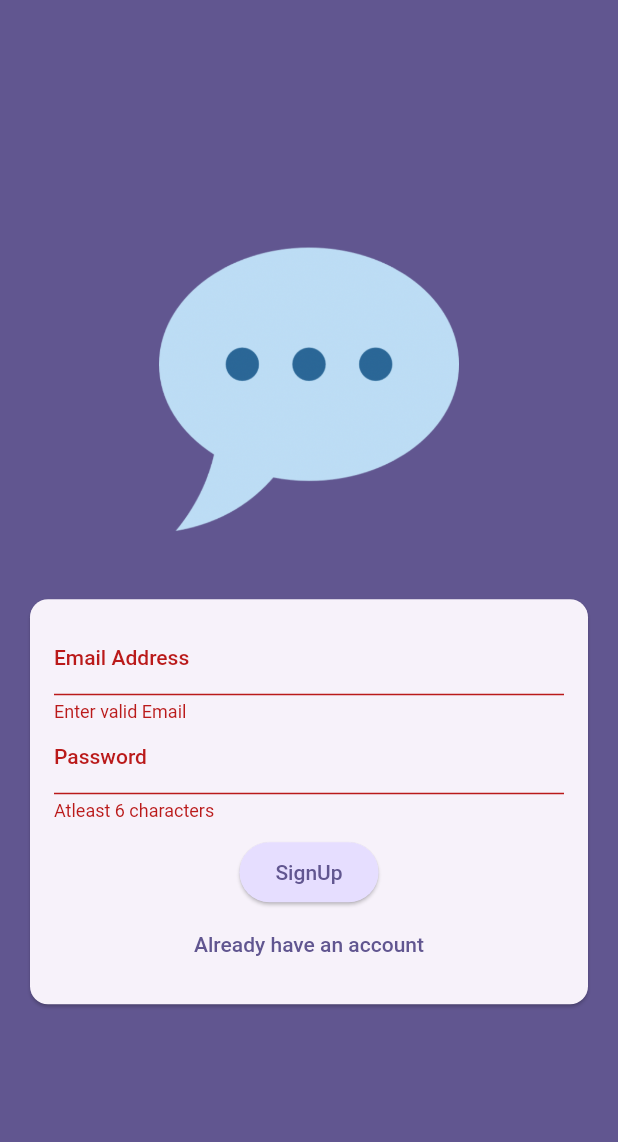
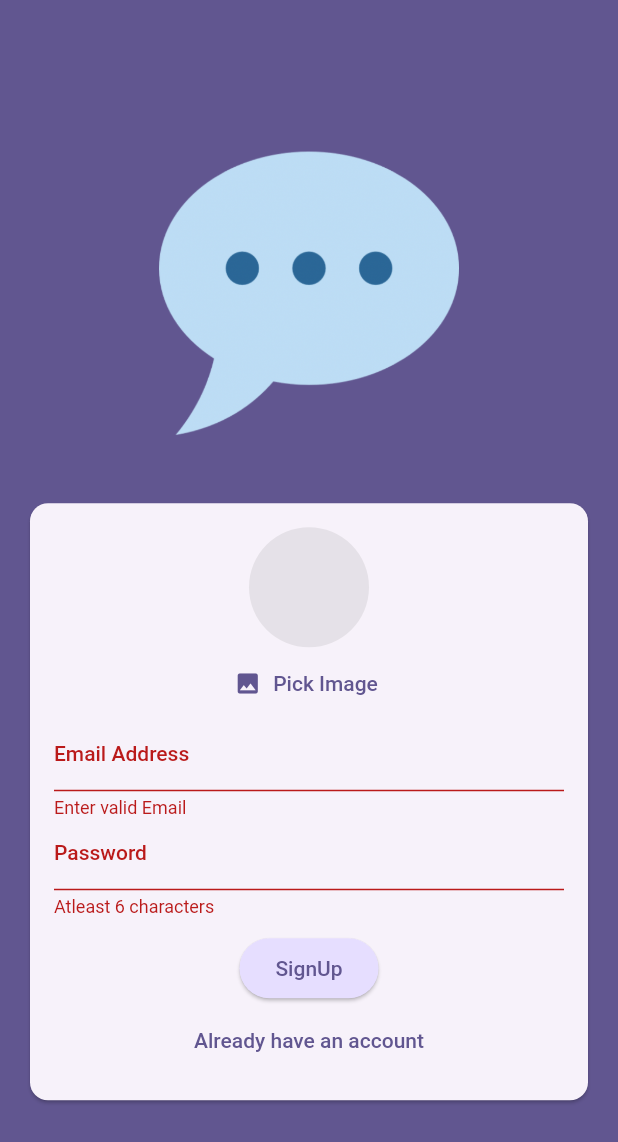
Before and after one commit to manas-yu/chatApp, a Flutter app: the screen it shows after launch, after a tap on "Login", after a tap on "Create new account", on a phone screen of 412 x 824 dp. Shown: the top 1142 px of the screen. Run offline on Flutter 3.47's test engine with Material 2 defaults, Android fonts, the phone set to English and light mode, and no system bars; our stand-ins replace firebase_auth, firebase_core, firebase_storage, image_picker; accounts and stored records are empty.

Commit message:
image upload

```diff
--- a/lib/screens/auth.dart
+++ b/lib/screens/auth.dart
@@ -1,5 +1,9 @@
 // ignore_for_file: avoid_print
+import 'dart:io';
+
+import 'package:chat/widgets/user_image_picker.dart';
 import 'package:firebase_auth/firebase_auth.dart';
+import 'package:firebase_storage/firebase_storage.dart';
 import 'package:flutter/material.dart';
 
 final _firebase = FirebaseAuth.instance;
@@ -16,9 +20,10 @@ class _AuthScreenState extends State<AuthScreen> {
   final _form = GlobalKey<FormState>();
   var _emailAddress = '';
   var _password = '';
+  File? selectedImage;
   void _saveForm() async {
     var isValid = _form.currentState!.validate();
-    if (!isValid) {
+    if (!isValid || (selectedImage == null && !_isLogin)) {
       return;
     }
 
@@ -32,6 +37,13 @@ class _AuthScreenState extends State<AuthScreen> {
         final userCredentials = await _firebase.createUserWithEmailAndPassword(
             email: _emailAddress, password: _password);
         print(userCredentials);
+        final storageRef = FirebaseStorage.instance
+            .ref()
+            .child('user_images')
+            .child('${userCredentials.user!.uid}.jpg');
+        await storageRef.putFile(selectedImage!);
+        final imageUrl = await storageRef.getDownloadURL();
+        print(imageUrl);
       }
     } on FirebaseAuthException catch (error) {
       if (error.code == 'email-already-in-use') {
@@ -76,6 +88,12 @@ class _AuthScreenState extends State<AuthScreen> {
                         mainAxisAlignment: MainAxisAlignment.center,
                         mainAxisSize: MainAxisSize.min,
                         children: [
+                          if (!_isLogin)
+                            UserImagePicker(
+                              onPickedImage: (pickedImage) {
+                                selectedImage = pickedImage;
+                              },
+                            ),
                           TextFormField(
                             decoration: const InputDecoration(
                               label: Text('Email Address'),
--- /dev/null
+++ b/lib/widgets/user_image_picker.dart
@@ -0,0 +1,48 @@
+import 'dart:io';
+
+import 'package:flutter/material.dart';
+
+import 'package:image_picker/image_picker.dart';
+
+class UserImagePicker extends StatefulWidget {
+  const UserImagePicker({super.key, required this.onPickedImage});
+  final void Function(File selectedImage) onPickedImage;
+  @override
+  State<UserImagePicker> createState() => _UserImagePickerState();
+}
+
+class _UserImagePickerState extends State<UserImagePicker> {
+  File? pickedImageFile;
+  void _pickImage() async {
+    final image = await ImagePicker()
+        .pickImage(source: ImageSource.camera, imageQuality: 50, maxWidth: 150);
+    if (image == null) {
+      return;
+    }
+    setState(() {
+      pickedImageFile = File(image.path);
+    });
+    widget.onPickedImage(pickedImageFile!);
+  }
+
+  @override
+  Widget build(BuildContext context) {
+    return Column(
+      children: [
+        CircleAvatar(
+          radius: 40,
+          backgroundColor: Colors.grey.withOpacity(0.2),
+          foregroundImage:
+              pickedImageFile != null ? FileImage(pickedImageFile!) : null,
+        ),
+        TextButton.icon(
+            onPressed: _pickImage,
+            icon: const Icon(Icons.image),
+            label: Text(
+              'Pick Image',
+              style: TextStyle(color: Theme.of(context).colorScheme.primary),
+            ))
+      ],
+    );
+  }
+}
```
Also changed, not shown: 1 other file.
